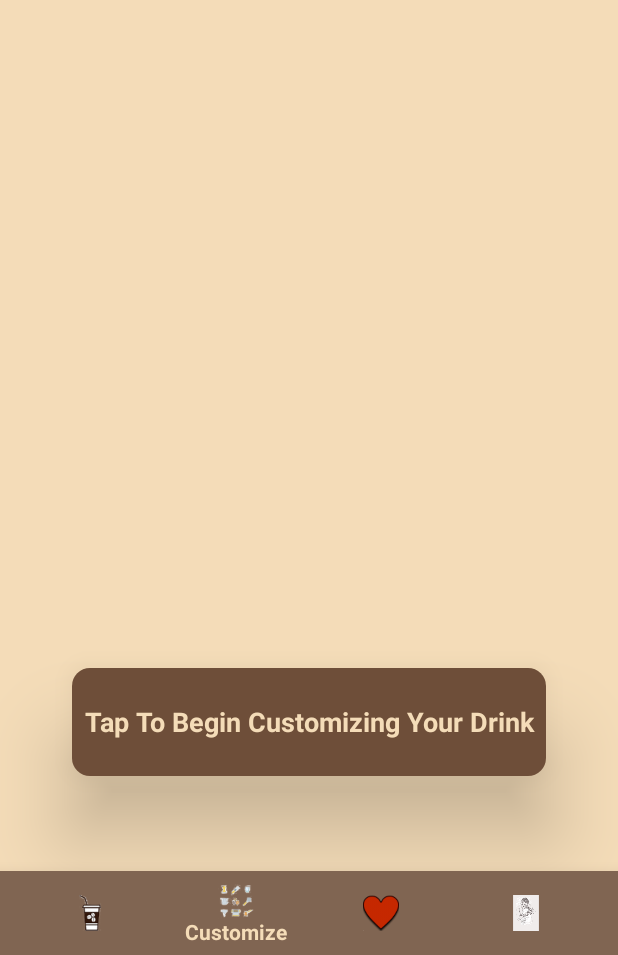
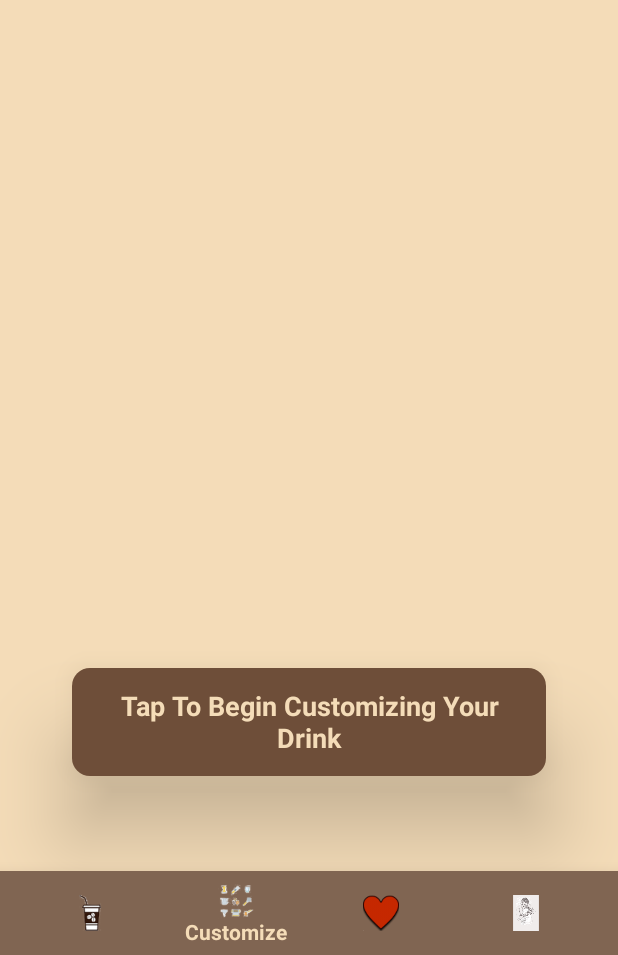
Before and after one commit to C3ARL3Y/BYOB-Android, an Android app: the screen it shows after launch (MainActivity), item 2 of the bottom bar chosen, on a phone screen of 412 x 824 dp, the part 281-1236 px from its top. Run offline under Robolectric (Android 15) with nearby library versions, the light colour scheme and no system bars; our stand-ins replace data binding; 11 statements that could not run were skipped.

Commit message:
Fixed button padding.

```diff
--- a/app/src/main/res/layout/fragment_customize.xml
+++ b/app/src/main/res/layout/fragment_customize.xml
@@ -69,7 +69,7 @@
                 android:layout_marginStart="48dp"
                 android:layout_marginEnd="48dp"
                 style="@style/ButtonAppearance"
-                android:text="Tap to begin customizing your drink"
+                android:text="@string/customize_drink"
                 android:layout_gravity="center"
                 android:onClick="@{() -> mainViewModel.customizeDrinkClicked()}"/>
 
--- a/app/src/main/res/values/styles.xml
+++ b/app/src/main/res/values/styles.xml
@@ -18,6 +18,8 @@
         <item name="android:elevation">16dp</item>
         <item name="android:translationZ">16dp</item>
         <item name="android:stateListAnimator">@null</item>
+        <item name="android:paddingStart">15dp</item>
+        <item name="android:paddingEnd">15dp</item>
         <item name="android:textSize">18sp</item>
         <item name="android:textStyle">bold</item>
     </style>
```
